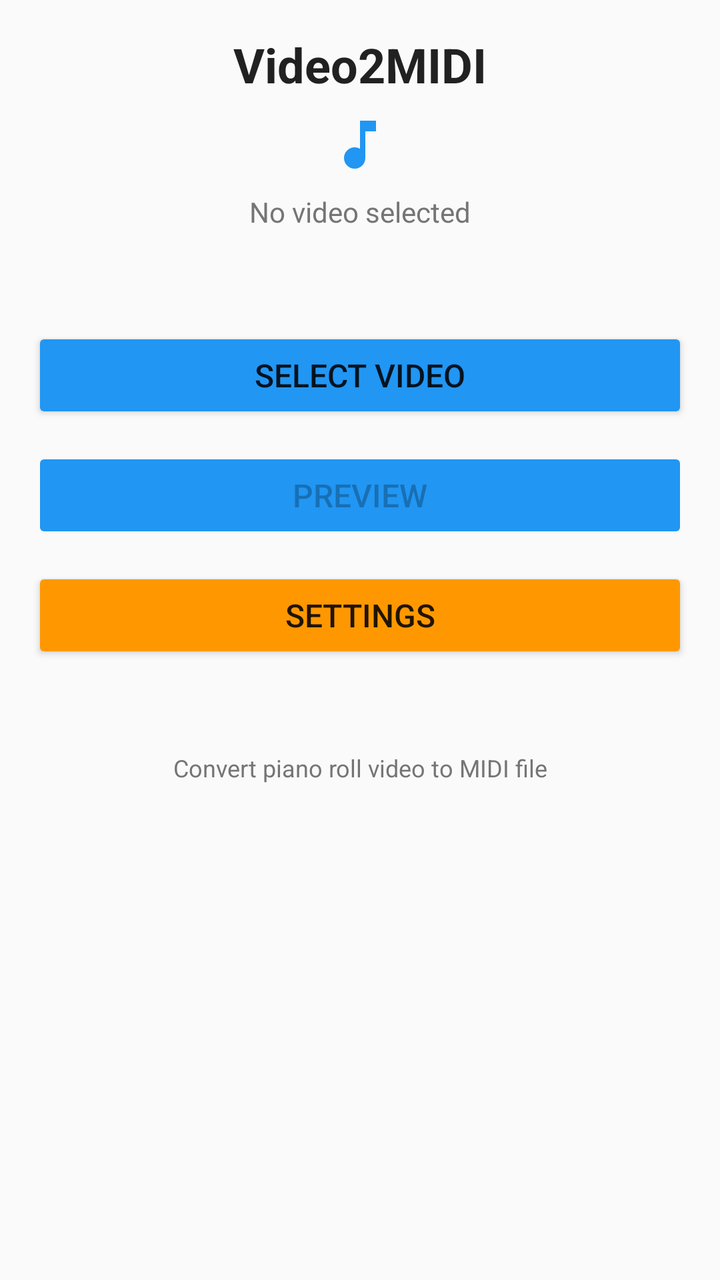
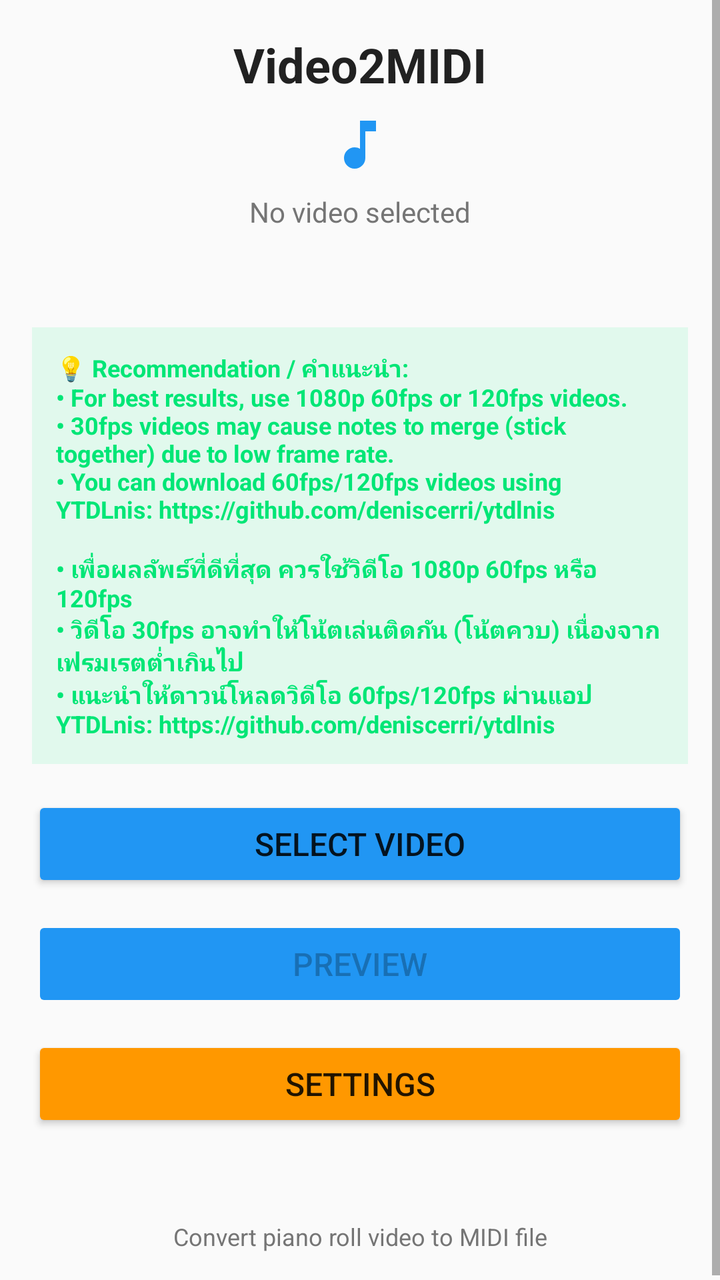

The first picture is an Android layout as it rendered before a commit; the second is the same layout after the commit. The layout source and the unified diff follow.
<!-- AndroidManifest.xml: application theme Theme.AppCompat.Light.DarkActionBar -->
<!-- res/layout/activity_main.xml -->
<?xml version="1.0" encoding="utf-8"?>
<ScrollView xmlns:android="http://schemas.android.com/apk/res/android"
    xmlns:app="http://schemas.android.com/apk/res-auto"
    android:layout_width="match_parent"
    android:layout_height="match_parent"
    android:fillViewport="true">

    <LinearLayout xmlns:android="http://schemas.android.com/apk/res/android"
        xmlns:app="http://schemas.android.com/apk/res-auto"
        android:layout_width="match_parent"
        android:layout_height="match_parent"
        android:orientation="vertical"
        android:padding="16dp"
        android:gravity="center_horizontal">

        <TextView
            android:layout_width="wrap_content"
            android:layout_height="wrap_content"
            android:text="@string/app_name"
            android:textSize="24sp"
            android:textStyle="bold"
            android:layout_marginBottom="8dp"
            android:textColor="@color/primary_text"/>

        <ImageView
            android:layout_width="32dp"
            android:layout_height="32dp"
            android:src="@drawable/ic_music_note"
            android:layout_marginBottom="8dp"
            android:contentDescription="@string/app_icon"/>

        <TextView
            android:id="@+id/tvVideoPath"
            android:layout_width="match_parent"
            android:layout_height="wrap_content"
            android:text="@string/no_video_selected"
            android:textSize="14sp"
            android:gravity="center"
            android:layout_marginBottom="8dp"
            android:textColor="@color/secondary_text"/>

        <TextView
            android:id="@+id/tvStatus"
            android:layout_width="match_parent"
            android:layout_height="wrap_content"
            android:text=""
            android:textSize="12sp"
            android:gravity="center"
            android:layout_marginBottom="24dp"
            android:textColor="@color/secondary_text"/>

        <Button
            android:id="@+id/btnSelectVideo"
            android:layout_width="match_parent"
            android:layout_height="wrap_content"
            android:text="@string/select_video"
            android:textSize="16sp"
            android:layout_marginBottom="12dp"
            android:backgroundTint="@color/primary"/>

        <Button
            android:id="@+id/btnPreview"
            android:layout_width="match_parent"
            android:layout_height="wrap_content"
            android:text="@string/preview"
            android:textSize="16sp"
            android:layout_marginBottom="12dp"
            android:enabled="false"
            android:backgroundTint="@color/primary"/>

        <LinearLayout
            android:layout_width="match_parent"
            android:layout_height="wrap_content"
            android:orientation="horizontal"
            android:layout_marginBottom="12dp">

            <Button
                android:id="@+id/btnSettings"
                android:layout_width="0dp"
                android:layout_height="wrap_content"
                android:layout_weight="1"
                android:text="@string/settings"
                android:textSize="16sp"
                android:backgroundTint="@color/accent"/>
        </LinearLayout>

        <TextView
            android:layout_width="match_parent"
            android:layout_height="wrap_content"
            android:text="@string/app_description"
            android:textSize="12sp"
            android:gravity="center"
            android:layout_marginTop="32dp"
            android:textColor="@color/secondary_text"/>

    </LinearLayout>
</ScrollView>
<!-- resources referenced by this layout -->
<resources>
  <color name="accent">#FF9800</color>
  <color name="primary">#2196F3</color>
  <color name="primary_text">#212121</color>
  <color name="secondary_text">#757575</color>
  <!-- drawable ic_music_note (drawable) -->
  <?xml version="1.0" encoding="utf-8"?>
  <vector xmlns:android="http://schemas.android.com/apk/res/android"
      android:width="24dp"
      android:height="24dp"
      android:viewportWidth="24"
      android:viewportHeight="24">
      <path
          android:fillColor="@color/primary"
          android:pathData="M12,3v10.55c-0.59,-0.34 -1.27,-0.55 -2,-0.55 -2.21,0 -4,1.79 -4,4s1.79,4 4,4 4,-1.79 4,-4V7h4V3h-6z"/>
  </vector>
  <string name="app_description">Convert piano roll video to MIDI file</string>
  <string name="app_icon">App Icon</string>
  <string name="app_name">Video2MIDI</string>
  <string name="no_video_selected">No video selected</string>
  <string name="preview">Preview</string>
  <string name="select_video">Select Video</string>
  <string name="settings">Settings</string>
</resources>

<!-- the commit's change to res/layout/activity_main.xml (unified diff, before → after) -->
@@ -49,6 +49,18 @@
             android:layout_marginBottom="24dp"
             android:textColor="@color/secondary_text"/>
 
+        <TextView
+            android:layout_width="match_parent"
+            android:layout_height="wrap_content"
+            android:text="💡 Recommendation / คำแนะนำ:\n• For best results, use 1080p 60fps or 120fps videos.\n• 30fps videos may cause notes to merge (stick together) due to low frame rate.\n• You can download 60fps/120fps videos using YTDLnis: https://github.com/deniscerri/ytdlnis\n\n• เพื่อผลลัพธ์ที่ดีที่สุด ควรใช้วิดีโอ 1080p 60fps หรือ 120fps\n• วิดีโอ 30fps อาจทำให้โน้ตเล่นติดกัน (โน้ตควบ) เนื่องจากเฟรมเรตต่ำเกินไป\n• แนะนำให้ดาวน์โหลดวิดีโอ 60fps/120fps ผ่านแอป YTDLnis: https://github.com/deniscerri/ytdlnis"
+            android:textSize="12sp"
+            android:textStyle="bold"
+            android:gravity="start"
+            android:layout_marginBottom="16dp"
+            android:padding="12dp"
+            android:background="#1A00E676"
+            android:textColor="#00E676"/>
+
         <Button
             android:id="@+id/btnSelectVideo"
             android:layout_width="match_parent"
